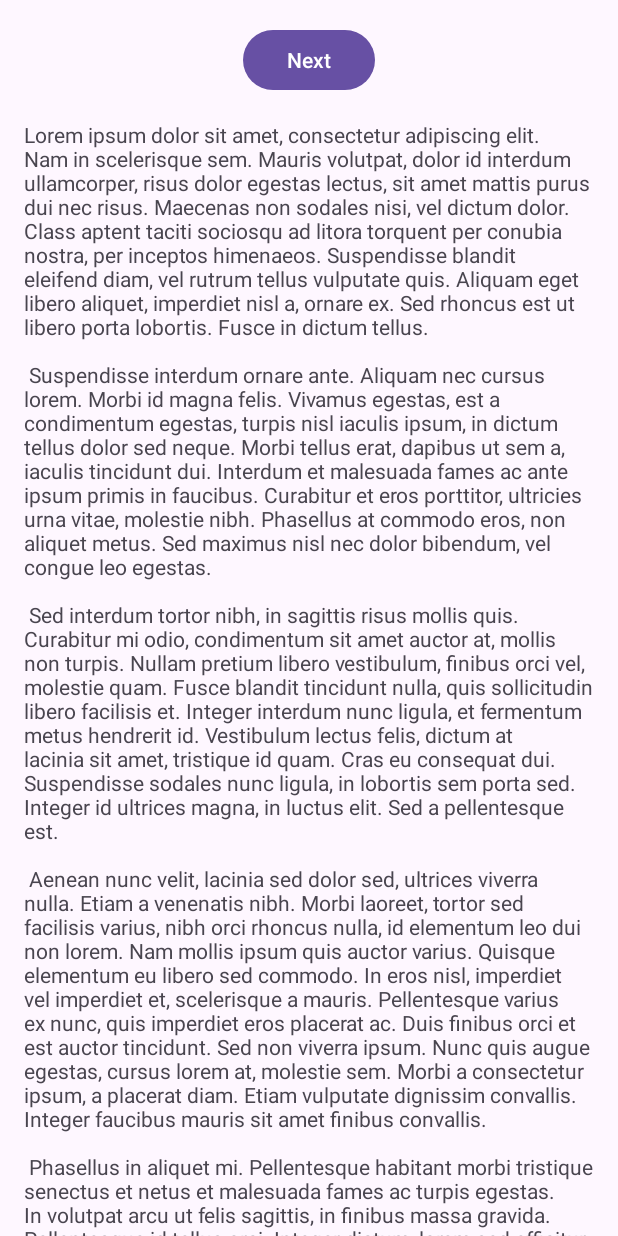
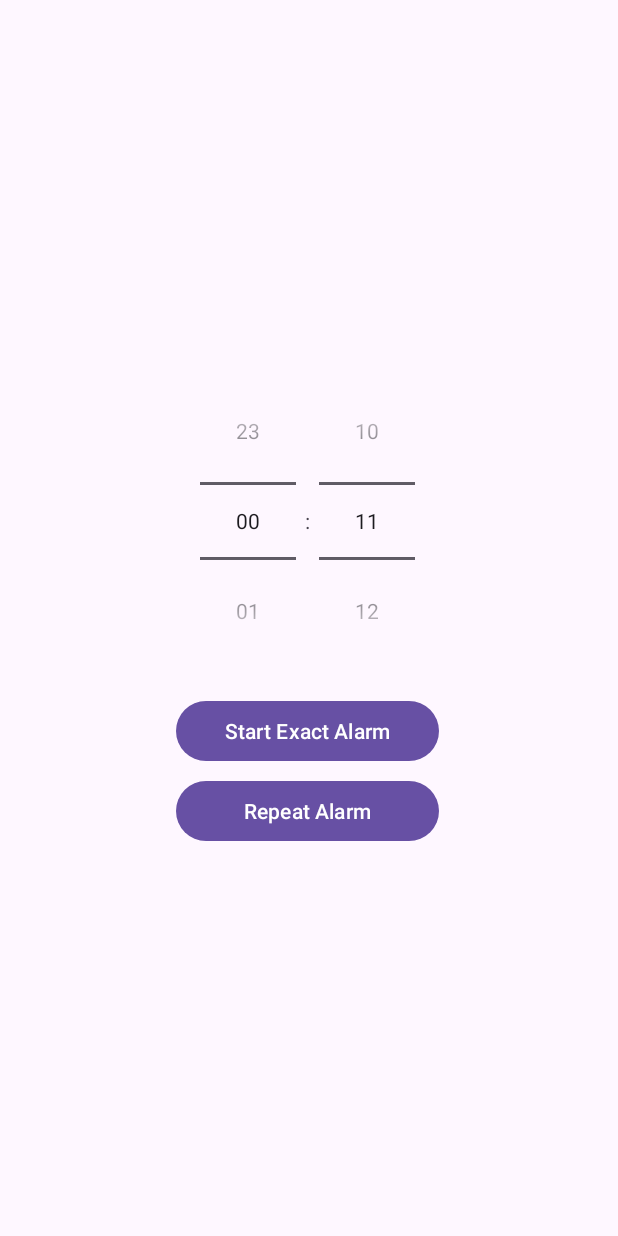
Before and after one commit to Murad-87/SimpleAlarmManager, an Android app: the screen it shows after launch (MainActivity), on a phone screen of 412 x 824 dp. Run offline under Robolectric (Android 15) with nearby library versions, the phone set to English and light mode, and no system bars.

Commit message:
alarm manager

```diff
--- a/app/src/main/AndroidManifest.xml
+++ b/app/src/main/AndroidManifest.xml
@@ -2,6 +2,7 @@
 <manifest xmlns:android="http://schemas.android.com/apk/res/android"
     xmlns:tools="http://schemas.android.com/tools">
 
+    <uses-permission android:name="android.permission.SCHEDULE_EXACT_ALARM" />
     <application
         android:allowBackup="true"
         android:dataExtractionRules="@xml/data_extraction_rules"
@@ -12,6 +13,12 @@
         android:supportsRtl="true"
         android:theme="@style/Theme.SimpleAlarmManager"
         tools:targetApi="31">
+        <receiver
+            android:name=".AlarmReceiver"
+            android:enabled="true"
+            android:exported="true">
+        </receiver>
+
         <activity
             android:name=".MainActivity"
             android:exported="true"
--- /dev/null
+++ b/app/src/main/java/com/muslim/simplealarmmanager/AlarmReceiver.kt
@@ -0,0 +1,14 @@
+package com.muslim.simplealarmmanager
+
+import android.content.BroadcastReceiver
+import android.content.Context
+import android.content.Intent
+import android.util.Log
+
+class AlarmReceiver : BroadcastReceiver() {
+
+    override fun onReceive(context: Context, intent: Intent) {
+        val message = intent.getStringExtra("key")
+        Log.d("MyLog", "Alarm message: $message")
+    }
+}
--- a/app/src/main/java/com/muslim/simplealarmmanager/FirstFragment.kt
+++ b/app/src/main/java/com/muslim/simplealarmmanager/FirstFragment.kt
@@ -1,39 +1,61 @@
 package com.muslim.simplealarmmanager
 
+import android.app.AlarmManager
+import android.app.PendingIntent
+import android.content.Context
+import android.content.Intent
 import android.os.Bundle
-import androidx.fragment.app.Fragment
+import android.os.SystemClock
 import android.view.LayoutInflater
 import android.view.View
 import android.view.ViewGroup
-import androidx.navigation.fragment.findNavController
+import androidx.fragment.app.Fragment
 import com.muslim.simplealarmmanager.databinding.FragmentFirstBinding
+import java.util.Calendar
 
-/**
- * A simple [Fragment] subclass as the default destination in the navigation.
- */
 class FirstFragment : Fragment() {
 
+    private val calendar = Calendar.getInstance()
+    private lateinit var alarmIntent: PendingIntent
+    private var alarmManager: AlarmManager? = null
     private var _binding: FragmentFirstBinding? = null
 
-    // This property is only valid between onCreateView and
-    // onDestroyView.
     private val binding get() = _binding!!
 
     override fun onCreateView(
         inflater: LayoutInflater, container: ViewGroup?,
         savedInstanceState: Bundle?
-    ): View? {
-
+    ): View {
         _binding = FragmentFirstBinding.inflate(inflater, container, false)
         return binding.root
-
     }
 
     override fun onViewCreated(view: View, savedInstanceState: Bundle?) {
         super.onViewCreated(view, savedInstanceState)
 
-        binding.buttonFirst.setOnClickListener {
-            findNavController().navigate(R.id.action_FirstFragment_to_SecondFragment)
+        binding.timePicker.setIs24HourView(true)
+        alarmManager = requireActivity().getSystemService(Context.ALARM_SERVICE) as AlarmManager
+        alarmIntent = Intent(context, AlarmReceiver::class.java).let {intent ->
+            intent.putExtra("key", "Hello!")
+            PendingIntent.getBroadcast(context, 0, intent, PendingIntent.FLAG_IMMUTABLE)
+        }
+
+        binding.button.setOnClickListener {
+            calendar.set(Calendar.HOUR_OF_DAY, binding.timePicker.hour)
+            calendar.set(Calendar.MINUTE, binding.timePicker.minute)
+            alarmManager?.setExact(
+                AlarmManager.RTC_WAKEUP,
+                calendar.timeInMillis,
+                alarmIntent
+            )
+        }
+        binding.button2.setOnClickListener {
+            alarmManager?.setInexactRepeating(
+                AlarmManager.ELAPSED_REALTIME_WAKEUP,
+                SystemClock.elapsedRealtime(),
+                60 * 1000,
+                alarmIntent
+            )
         }
     }
 
--- a/app/src/main/res/layout/fragment_first.xml
+++ b/app/src/main/res/layout/fragment_first.xml
@@ -1,35 +1,41 @@
 <?xml version="1.0" encoding="utf-8"?>
-<androidx.core.widget.NestedScrollView xmlns:android="http://schemas.android.com/apk/res/android"
+<androidx.constraintlayout.widget.ConstraintLayout xmlns:android="http://schemas.android.com/apk/res/android"
     xmlns:app="http://schemas.android.com/apk/res-auto"
     xmlns:tools="http://schemas.android.com/tools"
     android:layout_width="match_parent"
     android:layout_height="match_parent"
     tools:context=".FirstFragment">
 
-    <androidx.constraintlayout.widget.ConstraintLayout
-        android:layout_width="match_parent"
-        android:layout_height="match_parent"
-        android:padding="16dp">
+    <TimePicker
+        android:id="@+id/timePicker"
+        android:layout_width="wrap_content"
+        android:layout_height="wrap_content"
+        android:timePickerMode="spinner"
+        app:layout_constraintBottom_toBottomOf="parent"
+        app:layout_constraintEnd_toEndOf="parent"
+        app:layout_constraintHorizontal_bias="0.496"
+        app:layout_constraintStart_toStartOf="parent"
+        app:layout_constraintTop_toTopOf="parent"
+        app:layout_constraintVertical_bias="0.394" />
 
-        <Button
-            android:id="@+id/button_first"
-            android:layout_width="wrap_content"
-            android:layout_height="wrap_content"
-            android:text="@string/next"
-            app:layout_constraintBottom_toTopOf="@id/textview_first"
-            app:layout_constraintEnd_toEndOf="parent"
-            app:layout_constraintStart_toStartOf="parent"
-            app:layout_constraintTop_toTopOf="parent" />
+    <Button
+        android:id="@+id/button"
+        android:layout_width="0dp"
+        android:layout_height="wrap_content"
+        android:layout_marginTop="10dp"
+        android:text="Start Exact Alarm"
+        app:layout_constraintEnd_toEndOf="@+id/timePicker"
+        app:layout_constraintStart_toStartOf="@+id/timePicker"
+        app:layout_constraintTop_toBottomOf="@+id/timePicker" />
 
-        <TextView
-            android:id="@+id/textview_first"
-            android:layout_width="wrap_content"
-            android:layout_height="wrap_content"
-            android:layout_marginTop="16dp"
-            android:text="@string/lorem_ipsum"
-            app:layout_constraintBottom_toBottomOf="parent"
-            app:layout_constraintEnd_toEndOf="parent"
-            app:layout_constraintStart_toStartOf="parent"
-            app:layout_constraintTop_toBottomOf="@id/button_first" />
-    </androidx.constraintlayout.widget.ConstraintLayout>
-</androidx.core.widget.NestedScrollView>
+    <Button
+        android:id="@+id/button2"
+        android:layout_width="0dp"
+        android:layout_height="wrap_content"
+        android:layout_marginTop="5dp"
+        android:text="Repeat Alarm"
+        app:layout_constraintEnd_toEndOf="@+id/button"
+        app:layout_constraintStart_toStartOf="@+id/button"
+        app:layout_constraintTop_toBottomOf="@+id/button" />
+
+</androidx.constraintlayout.widget.ConstraintLayout>
```
